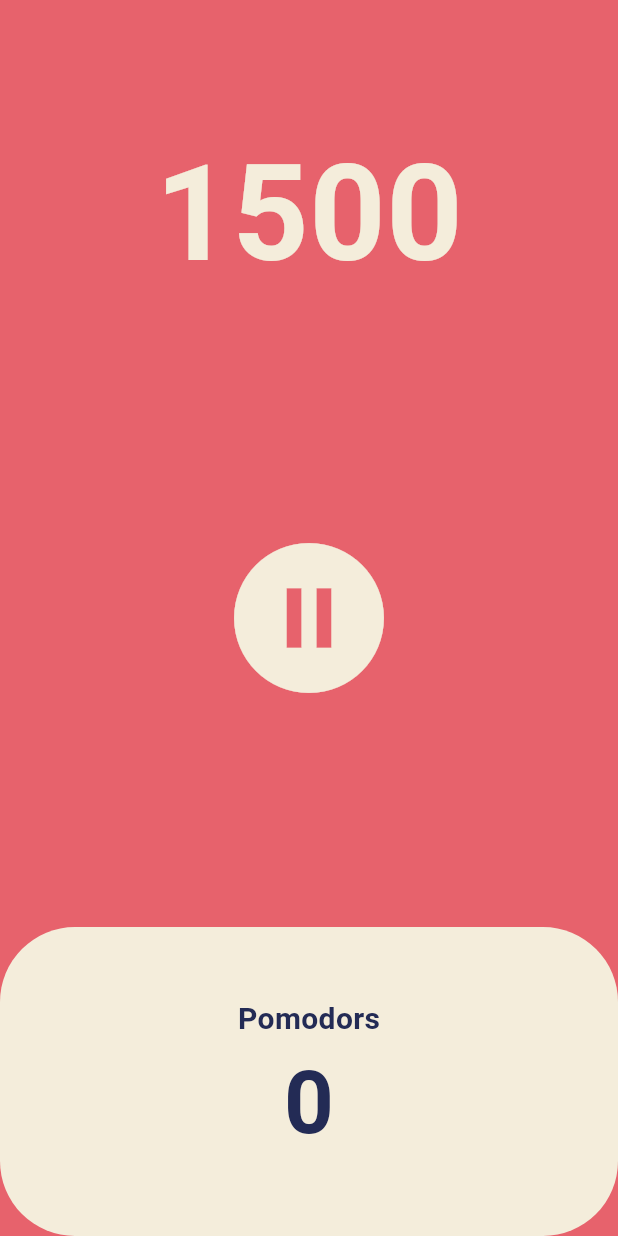
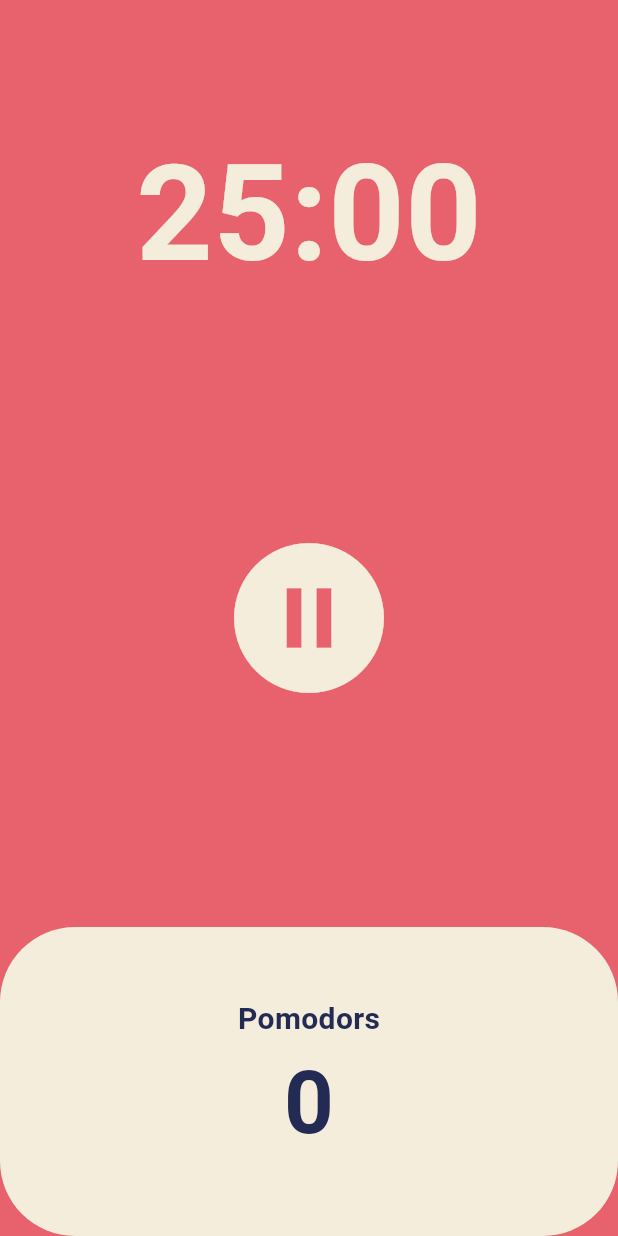
Before and after one commit to rltgjqmtkdydwk/flutter-study, a Flutter app: the screen it shows after launch, on a phone screen of 412 x 824 dp. Run offline on Flutter 3.47's test engine with Material 3 defaults, Android fonts, the phone set to English and light mode, and no system bars.

Commit message:
study update: #5.3 Date Format

```diff
--- a/nomadcoders-flutter-for-beginners/pomodoro_app/lib/screens/home_screen.dart
+++ b/nomadcoders-flutter-for-beginners/pomodoro_app/lib/screens/home_screen.dart
@@ -10,12 +10,21 @@ class HomeScreen extends StatefulWidget {
 }
 
 class _HomeScreenState extends State<HomeScreen> {
+  static const twentyFiveMinutes = 1500;
   // 타이머 기능
-  int totalseconds = 1500;
+  int totalseconds = twentyFiveMinutes;
   bool isRunning = false;
+  int totalPomodoros = 0;
   late Timer timer;
 
   void onTick(Timer timer) {
+    if (totalseconds == 0) {
+      setState(() {
+        totalPomodoros = totalPomodoros + 1;
+        isRunning = false;
+        totalseconds = totalseconds - 1;
+      });
+    }
     // state를 변경(totalseconds-1)
     setState(() {
       totalseconds -= 1;
@@ -31,6 +40,11 @@ class _HomeScreenState extends State<HomeScreen> {
     setState(() {
       isRunning = true;
     });
+  }
+
+  String format(int seconds) {
+    var duration = Duration(seconds: seconds);
+    return duration.toString().split(".").first.substring(2, 7);
   }
 
   // pause 기능
@@ -49,7 +63,7 @@ class _HomeScreenState extends State<HomeScreen> {
           child: Container(
             alignment: Alignment.bottomCenter,
             child: Text(
-              '$totalseconds',
+              format(totalseconds),
               style: TextStyle(
                   color: Theme.of(context)
                       .cardColor, //BuildContext를 이용해 다른 위젯의 cardColor 참조
@@ -98,7 +112,7 @@ class _HomeScreenState extends State<HomeScreen> {
                                   .displayLarge!
                                   .color),
                         ),
-                        Text('0',
+                        Text('$totalPomodoros',
                             style: TextStyle(
                               fontSize: 58,
                               fontWeight: FontWeight.w600,
```
